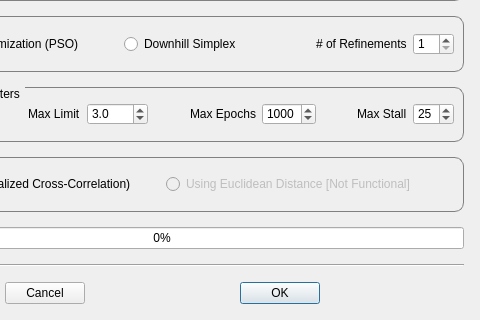
Before: the Qt Designer form autoscoper/src/ui/ui-files/TrackingOptionsDialog.ui in BrownBiomechanics/Autoscoper, drawn with Qt 5; both pictures show x 155 to 635 and y 140 to 460 of the 635 by 460 pixel window.
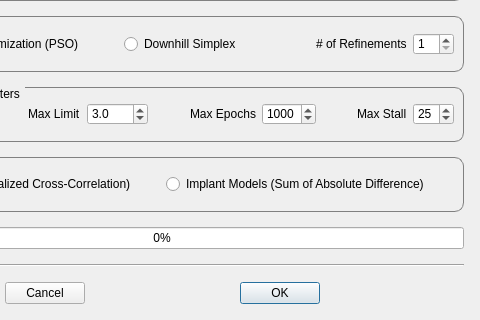
After: the same form once the commit is applied.

Commit message: Fixed that was not clearing all views after opening/closing multiple trials. Added the "sum of absolute differences" as the cost function [only for CUDA].

Diff of the .ui file:
```diff
--- a/autoscoper/src/ui/ui-files/TrackingOptionsDialog.ui
+++ b/autoscoper/src/ui/ui-files/TrackingOptionsDialog.ui
@@ -571,10 +571,10 @@
         <item row="0" column="1">
          <widget class="QRadioButton" name="radioButton_implant_ncc_cf">
           <property name="enabled">
-           <bool>false</bool>
+           <bool>true</bool>
           </property>
           <property name="text">
-           <string>Using Euclidean Distance [Not Functional]</string>
+           <string>Implant Models (Sum of Absolute Difference)</string>
           </property>
          </widget>
         </item>
```
The commit also changes 8 other files.
